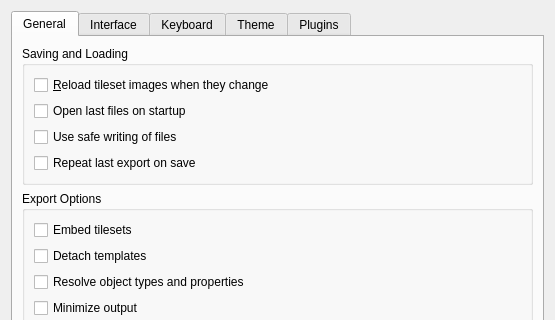
Before: the Qt Designer form src/tiled/preferencesdialog.ui in mapeditor/tiled, drawn with Qt 5; both pictures show x 0 to 555 and y 0 to 320 of the 555 by 646 pixel window.
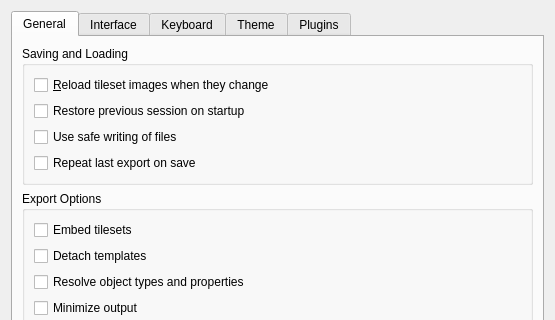
After: the same form once the commit is applied. Custom widgets are drawn as their Qt base class.

Commit message: Introduced sessions

```diff
--- a/src/tiled/preferencesdialog.ui
+++ b/src/tiled/preferencesdialog.ui
@@ -46,7 +46,7 @@
           <item row="1" column="0">
            <widget class="QCheckBox" name="openLastFiles">
             <property name="text">
-             <string>Open last files on startup</string>
+             <string>Restore previous session on startup</string>
             </property>
            </widget>
           </item>
```
Left out of the diff: 4 changed lines with no effect on the pictures. The commit also changes 17 other files.
